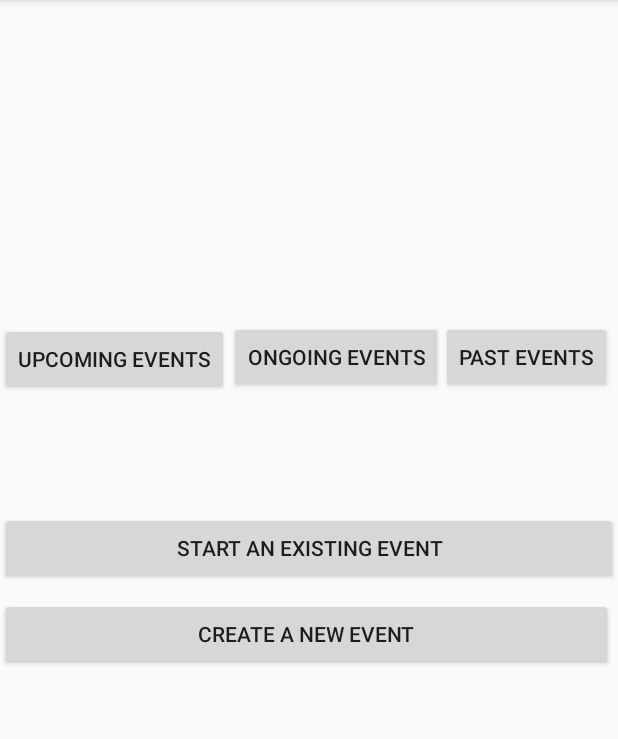
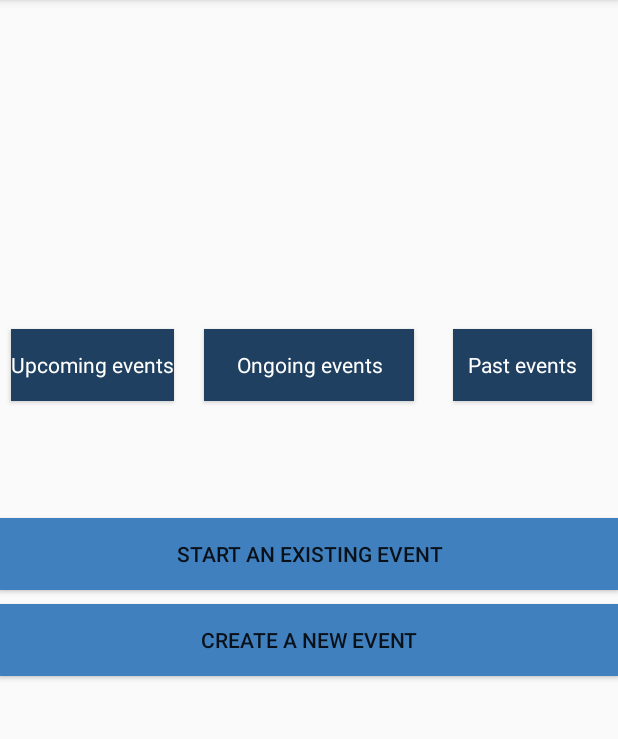
Before and after one commit to Pyry-Santahuhta/YouthClub-Events, an Android app: the screen it shows after launch once a user with an empty profile is signed in (MainActivity), on a phone screen of 412 x 824 dp, the part 84-823 px from its top. Run offline under Robolectric (Android 15) with nearby library versions, the phone set to English and light mode, and no system bars; our stand-ins replace Firebase (no records; nobody signed in at launch, a user with empty details on screens opened directly).

```diff
--- a/app/build.gradle
+++ b/app/build.gradle
@@ -5,7 +5,7 @@ android {
 
     defaultConfig {
         applicationId "com.example.youthclub_events"
-        minSdkVersion 16
+        minSdkVersion 26
         targetSdkVersion 29
         versionCode 1
         versionName "1.0"
--- a/app/src/main/AndroidManifest.xml
+++ b/app/src/main/AndroidManifest.xml
@@ -9,7 +9,7 @@
         android:roundIcon="@mipmap/ic_launcher_round"
         android:supportsRtl="true"
         android:theme="@style/AppTheme">
-        <activity android:name=".feedbackObserveActivity"></activity>
+        <activity android:name=".feedbackObserveActivity" />
         <activity android:name=".pastEventsActivity" />
         <activity android:name=".eventsInProgressActivity" />
         <activity android:name=".MainActivity">
--- a/app/src/main/java/com/example/youthclub_events/event.java
+++ b/app/src/main/java/com/example/youthclub_events/event.java
@@ -27,7 +27,6 @@ public class event {
     @NonNull
     @Override
     public String toString() {
-        String toStringText = name;
-        return toStringText;
+        return name;
     }
 }
--- a/app/src/main/java/com/example/youthclub_events/eventInProgress.java
+++ b/app/src/main/java/com/example/youthclub_events/eventInProgress.java
@@ -1,6 +1,5 @@
 package com.example.youthclub_events;
 
-import java.util.ArrayList;
 
 public class eventInProgress extends event {
     boolean ongoing;
--- a/app/src/main/java/com/example/youthclub_events/eventListActivity.java
+++ b/app/src/main/java/com/example/youthclub_events/eventListActivity.java
@@ -2,10 +2,12 @@ package com.example.youthclub_events;
 
 import android.content.Context;
 import android.content.Intent;
+import android.os.Build;
 import android.os.Bundle;
 import android.view.View;
 
 import androidx.annotation.NonNull;
+import androidx.annotation.RequiresApi;
 import androidx.appcompat.app.AppCompatActivity;
 import androidx.recyclerview.widget.LinearLayoutManager;
 import androidx.recyclerview.widget.RecyclerView;
@@ -19,6 +21,7 @@ import com.google.firebase.database.FirebaseDatabase;
 import com.google.firebase.database.ValueEventListener;
 
 import java.util.ArrayList;
+import java.util.Objects;
 
 
 public class eventListActivity extends AppCompatActivity {
@@ -38,7 +41,7 @@ public class eventListActivity extends AppCompatActivity {
 
         this.context = getApplicationContext();
 
-        firebaseAuth = firebaseAuth.getInstance();
+        firebaseAuth = FirebaseAuth.getInstance();
         firebaseDatabase = FirebaseDatabase.getInstance();
         databaseReference = firebaseDatabase.getReference(firebaseAuth.getUid());
         final FirebaseUser firebaseUser = firebaseAuth.getCurrentUser();
--- a/app/src/main/java/com/example/youthclub_events/eventsInProgressActivity.java
+++ b/app/src/main/java/com/example/youthclub_events/eventsInProgressActivity.java
@@ -17,6 +17,7 @@ import com.google.firebase.database.FirebaseDatabase;
 import com.google.firebase.database.ValueEventListener;
 
 import java.util.ArrayList;
+import java.util.Objects;
 
 public class eventsInProgressActivity extends AppCompatActivity {
     RecyclerView eventsInProgressRecyclerView;
@@ -33,7 +34,7 @@ public class eventsInProgressActivity extends AppCompatActivity {
         eventsInProgressRecyclerView = findViewById(R.id.recyclerView);
         this.context = getApplicationContext();
 
-        firebaseAuth = firebaseAuth.getInstance();
+        firebaseAuth = FirebaseAuth.getInstance();
         firebaseDatabase = FirebaseDatabase.getInstance();
         databaseReference = firebaseDatabase.getReference(firebaseAuth.getUid());
         final FirebaseUser firebaseUser = firebaseAuth.getCurrentUser();
--- a/app/src/main/java/com/example/youthclub_events/feedbackObserveActivity.java
+++ b/app/src/main/java/com/example/youthclub_events/feedbackObserveActivity.java
@@ -2,6 +2,7 @@ package com.example.youthclub_events;
 
 import androidx.appcompat.app.AppCompatActivity;
 
+import android.annotation.SuppressLint;
 import android.content.Context;
 import android.content.Intent;
 import android.os.Bundle;
@@ -20,6 +21,7 @@ public class feedbackObserveActivity extends AppCompatActivity {
     String eventname;
     ArrayAdapter<String> stringArrayAdapter;
 
+    @SuppressLint("SetTextI18n")
     @Override
     protected void onCreate(Bundle savedInstanceState) {
         super.onCreate(savedInstanceState);
--- a/app/src/main/java/com/example/youthclub_events/recyclerViewOnClickListener.java
+++ b/app/src/main/java/com/example/youthclub_events/recyclerViewOnClickListener.java
@@ -15,7 +15,7 @@ public class recyclerViewOnClickListener implements RecyclerView.OnItemTouchList
         void onLongItemClick(View view, int position);
     }
 
-    GestureDetector gestureDetector;
+    private GestureDetector gestureDetector;
     public recyclerViewOnClickListener(Context context, final RecyclerView recyclerView, OnItemClickListener listener) {
         itemClickListener = listener;
         gestureDetector = new GestureDetector(context, new GestureDetector.SimpleOnGestureListener() {
--- a/app/src/main/java/com/example/youthclub_events/registerActivity.java
+++ b/app/src/main/java/com/example/youthclub_events/registerActivity.java
@@ -20,6 +20,7 @@ import com.google.firebase.database.DatabaseReference;
 import com.google.firebase.database.FirebaseDatabase;
 
 import java.util.ArrayList;
+import java.util.Objects;
 
 
 public class registerActivity extends AppCompatActivity {
@@ -35,7 +36,6 @@ public class registerActivity extends AppCompatActivity {
     private String password;
     private String username;
     FirebaseAuth fireBaseAuth;
-    DatabaseReference databaseReference;
     User user;
     @Override
     protected void onCreate(Bundle savedInstanceState) {
@@ -55,7 +55,7 @@ public class registerActivity extends AppCompatActivity {
         stringArrayAdapter = new ArrayAdapter<>(this, android.R.layout.simple_spinner_item, accountTypeList);
         stringArrayAdapter.setDropDownViewResource(R.layout.support_simple_spinner_dropdown_item);
         accountTypeSpinner.setAdapter(stringArrayAdapter);
-        fireBaseAuth = fireBaseAuth.getInstance();
+        fireBaseAuth = FirebaseAuth.getInstance();
         registerButton.setOnClickListener(new View.OnClickListener() {
             @Override
             public void onClick(View v) {
@@ -111,7 +111,7 @@ public class registerActivity extends AppCompatActivity {
 
     public void registerToDatabase(User user){
         FirebaseDatabase firebaseDatabase = FirebaseDatabase.getInstance();
-        DatabaseReference databaseReference = firebaseDatabase.getReference(fireBaseAuth.getUid());
+        DatabaseReference databaseReference = firebaseDatabase.getReference(Objects.requireNonNull(fireBaseAuth.getUid()));
         databaseReference.setValue(user);
     }
 
--- a/app/src/main/res/layout/activity_main.xml
+++ b/app/src/main/res/layout/activity_main.xml
@@ -18,9 +18,14 @@
             android:id="@+id/listEvents"
             android:layout_width="wrap_content"
             android:layout_height="wrap_content"
+            android:layout_alignParentStart="true"
             android:layout_alignParentTop="true"
-            android:layout_marginTop="215dp"
-            android:text="@string/eventlist" />
+            android:layout_marginStart="7dp"
+            android:layout_marginTop="219dp"
+            android:background="@color/colorPrimaryDark"
+            android:text="@string/eventlist"
+            android:textAppearance="@style/TextAppearance.AppCompat.Body1"
+            android:textColor="#FFFFFF" />
 
         <Button
             android:id="@+id/startEvent"
@@ -28,6 +33,7 @@
             android:layout_height="wrap_content"
             android:layout_below="@+id/listEvents"
             android:layout_marginTop="78dp"
+            android:background="@color/colorPrimary"
             android:text="@string/start_event" />
 
         <Button
@@ -35,36 +41,45 @@
             android:layout_width="match_parent"
             android:layout_height="wrap_content"
             android:layout_below="@+id/startEvent"
-            android:layout_alignParentEnd="true"
             android:layout_alignParentRight="true"
             android:layout_marginTop="9dp"
-            android:layout_marginEnd="3dp"
-            android:layout_marginRight="3dp"
+            android:layout_marginRight="0dp"
+            android:background="@color/colorPrimary"
             android:text="@string/create_event" />
 
         <Button
             android:id="@+id/eventsInProgress"
             android:layout_width="wrap_content"
             android:layout_height="wrap_content"
+            android:layout_alignParentStart="true"
             android:layout_alignParentTop="true"
-            android:layout_marginStart="0dp"
-            android:layout_marginLeft="0dp"
-            android:layout_marginTop="214dp"
-            android:layout_toEndOf="@+id/listEvents"
+            android:layout_alignParentEnd="true"
+            android:layout_marginStart="136dp"
+            android:layout_marginLeft="25dp"
+            android:layout_marginTop="219dp"
+            android:layout_marginEnd="136dp"
             android:layout_toRightOf="@+id/listEvents"
-            android:text="@string/ongoing_events" />
+            android:background="@color/colorPrimaryDark"
+            android:text="@string/ongoing_events"
+            android:textAppearance="@style/TextAppearance.AppCompat.Body1"
+            android:textColor="#FFFFFF" />
 
         <Button
             android:id="@+id/viewPastEventsButton"
             android:layout_width="wrap_content"
             android:layout_height="wrap_content"
+            android:layout_alignParentStart="true"
             android:layout_alignParentTop="true"
-            android:layout_marginStart="-1dp"
-            android:layout_marginLeft="-1dp"
-            android:layout_marginTop="214dp"
-            android:layout_toEndOf="@+id/eventsInProgress"
+            android:layout_alignParentEnd="true"
+            android:layout_marginStart="302dp"
+            android:layout_marginLeft="27dp"
+            android:layout_marginTop="219dp"
+            android:layout_marginEnd="17dp"
             android:layout_toRightOf="@+id/eventsInProgress"
-            android:text="@string/past_events" />
+            android:background="@color/colorPrimaryDark"
+            android:text="@string/past_events"
+            android:textAppearance="@style/TextAppearance.AppCompat.Body1"
+            android:textColor="#FFFFFF" />
 
         <TextView
             android:id="@+id/welcometext"
--- a/app/src/main/res/values/strings.xml
+++ b/app/src/main/res/values/strings.xml
@@ -35,7 +35,7 @@
     <string name="full_event_description">Full event description:</string>
     <string name="select_an_event_to_start">Select an event to start</string>
     <string name="start_eventshort">Start event</string>
-    <string name="past_events">past events</string>
+    <string name="past_events">Past events</string>
     <string name="ongoing_events">Ongoing events</string>
     <string name="username2">Username:</string>
     <string name="account_type2">Account type:</string>
```
Also changed, not shown: app/src/main/java/com/example/youthclub_events/EventsInProgressAdapter.java (+4 -6 lines), app/src/main/java/com/example/youthclub_events/ListEventsAdapter.java (+6 -7 lines), app/src/main/java/com/example/youthclub_events/MainActivity.java (+30 -14 lines), app/src/main/java/com/example/youthclub_events/fullEventInfo.java (+2 -6 lines), app/src/main/java/com/example/youthclub_events/loginActivity.java (+6 -16 lines), app/src/main/java/com/example/youthclub_events/pastEventsAdapter.java (+4 -5 lines), app/src/main/java/com/example/youthclub_events/profileActivity.java (+8 -2 lines), app/src/main/java/com/example/youthclub_events/readAndWriteXML.java (+13 -89 lines).
